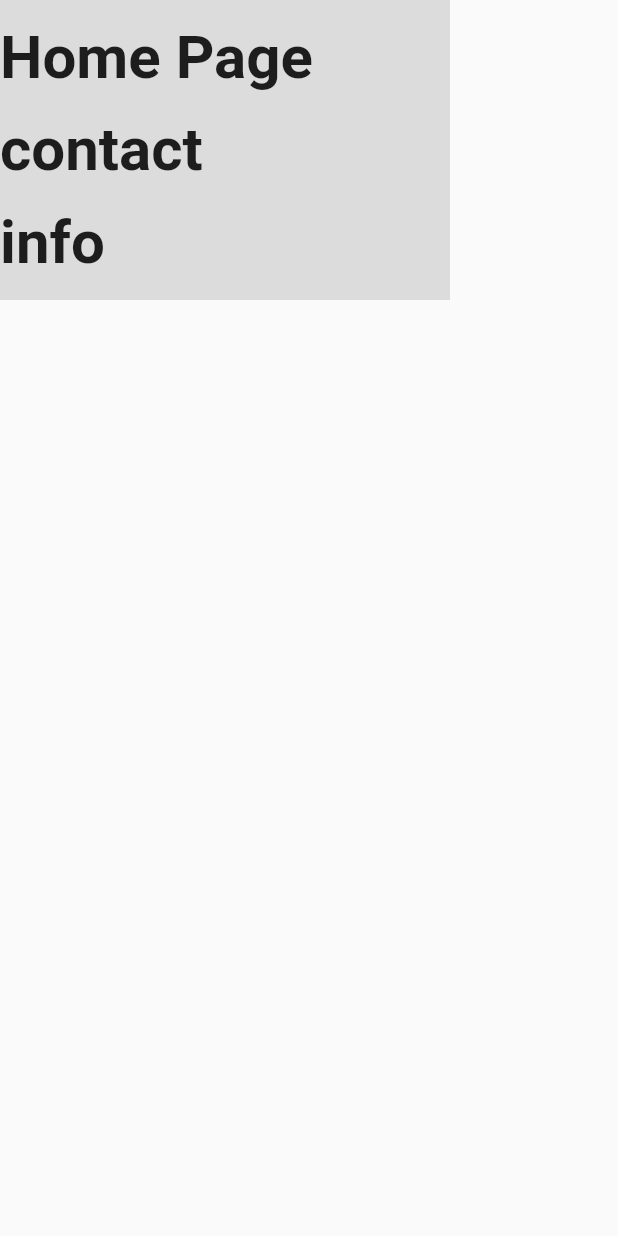
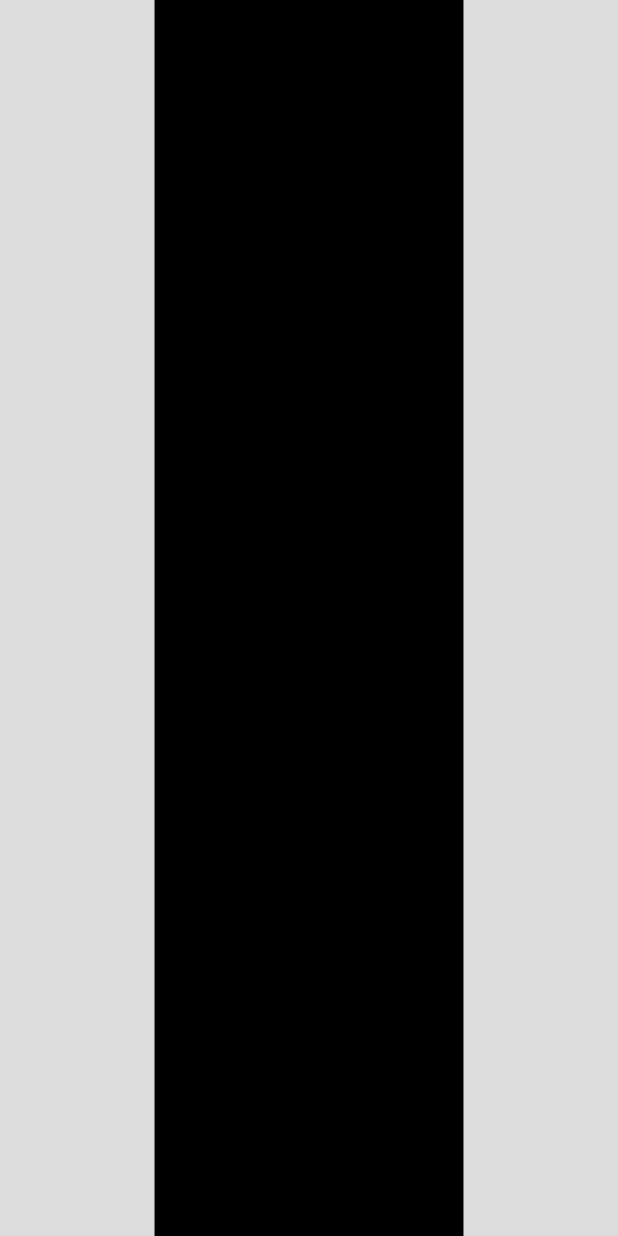
Before and after one commit to RahmaYasser/flutter-blog, a Flutter app: the screen it shows after launch, on a phone screen of 412 x 824 dp. Run offline on Flutter 3.47's test engine with Material 2 defaults, Android fonts, the phone set to English and light mode, and no system bars.

Commit message:
using expanded and flex

```diff
--- a/lib/pages/MyHomePage.dart
+++ b/lib/pages/MyHomePage.dart
@@ -9,19 +9,19 @@ class _HomePageState extends State<MyHomePage>{
   @override
   Widget build(BuildContext context) {
     return Scaffold(
-      body: Container(
-        height: 200,
-        width: 300,
-        color: Colors.black12,
-        child: Column(
-          crossAxisAlignment: CrossAxisAlignment.start,
-          mainAxisAlignment: MainAxisAlignment.spaceEvenly,
+      body: Row(
           children: [
-            Text("Home Page",style: TextStyle(fontSize: 40,fontWeight: FontWeight.bold)),
-            Text("contact ",style: TextStyle(fontSize: 40,fontWeight: FontWeight.bold)),
-            Text("info",style: TextStyle(fontSize: 40,fontWeight: FontWeight.bold)),
+            Expanded(
+                flex: 1,
+                child: Container(color: Colors.black12,),),
+
+            Expanded(
+                flex: 2,
+              child: Container(color: Colors.black,),),
+            Expanded(
+                flex: 1,
+              child: Container(color: Colors.black12,),),
           ],
-        )
       ),
     );
   }
```
Also changed, not shown: 2 other files.
